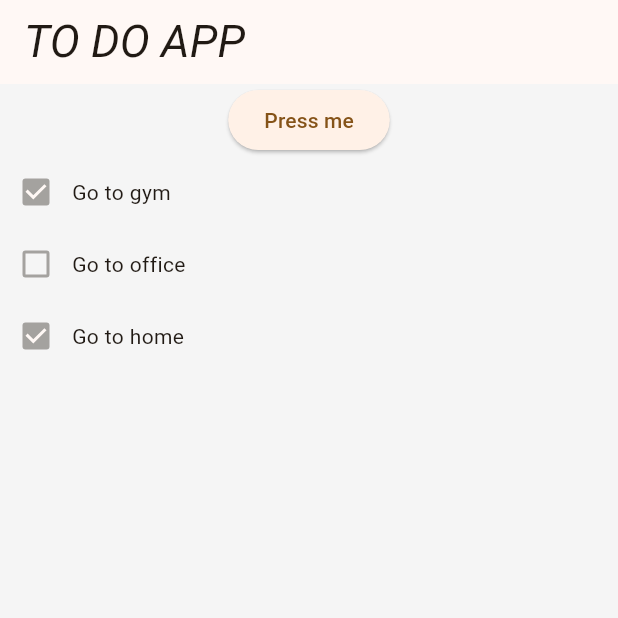
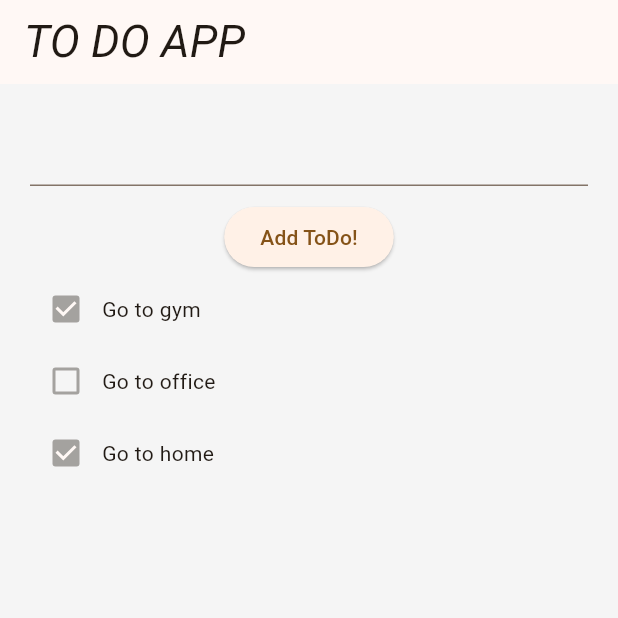
Before and after one commit to OGhawsi/To-OG, a Flutter app: the screen it shows after launch, on a phone screen of 412 x 824 dp, the top half of it. Run offline on Flutter 3.47's test engine with Material 3 defaults, Android fonts, the phone set to English and light mode, and no system bars.

Commit message:
started ToDO app

```diff
--- a/lib/main.dart
+++ b/lib/main.dart
@@ -59,7 +59,6 @@ class ToDo {
   bool checked;
   String todoItem;
   ToDo({required this.checked, required this.todoItem});
-
   bool get getChecked {
     return checked;
   }
@@ -79,7 +78,10 @@ class HomePage extends StatelessWidget {
         title: Text('TO DO APP'),
       ),
       backgroundColor: Colors.grey.shade100,
-      body: AllSections(),
+      body: Padding(
+        padding: const EdgeInsets.all(20),
+        child: AllSections(),
+      ),
     );
   }
 }
@@ -91,11 +93,28 @@ class AllSections extends StatelessWidget {
   Widget build(BuildContext context) {
     return Column(
       children: [
+        AddNewItem(),
+        Expanded(child: ToDos()),
+      ],
+    );
+  }
+}
+
+class AddNewItem extends StatelessWidget {
+  const AddNewItem({super.key});
+
+  @override
+  Widget build(BuildContext context) {
+    return Column(
+      children: [
+        TextField(),
+        SizedBox(
+          height: 10,
+        ),
         ElevatedButton(
           onPressed: () => (),
-          child: Text('Press me'),
-        ),
-        Expanded(child: ToDos()),
+          child: Text('Add ToDo!'),
+        )
       ],
     );
   }
```
